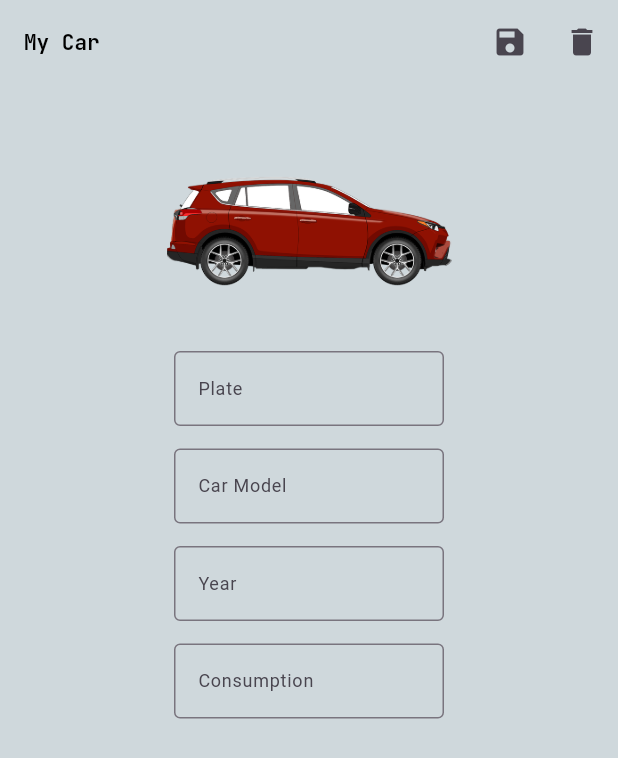
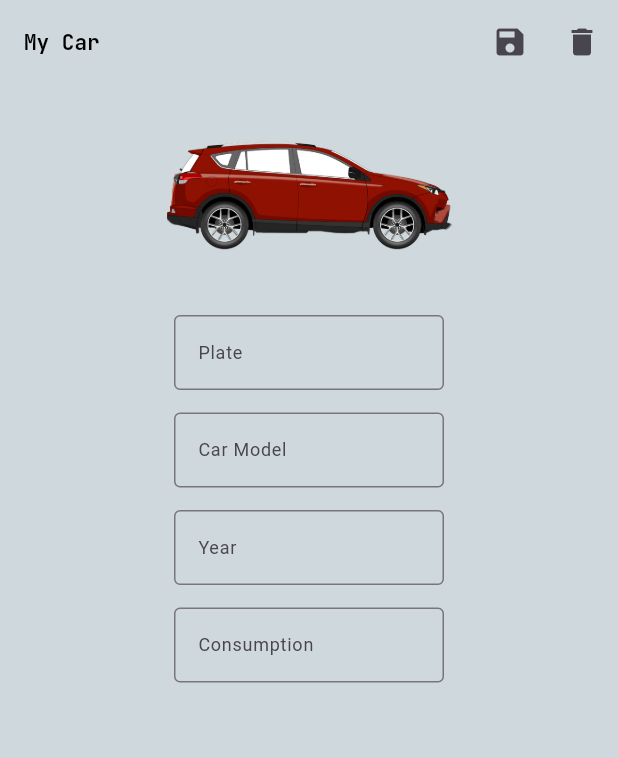
Before and after one commit to Victor-Zarzar/alcool_ou_gasolina, a Flutter app: the MyCarPage screen opened directly, on a phone screen of 412 x 824 dp. Shown: the top 758 px of the screen. Run offline on Flutter 3.47's test engine with Material 3 defaults, Android fonts, the phone set to English and light mode, and no system bars; our stand-ins replace getwidget, google_fonts, shared_preferences; accounts and stored records are empty.

Commit message:
Refactor mycar app

```diff
--- a/lib/pages/MyCar/mycar_app.dart
+++ b/lib/pages/MyCar/mycar_app.dart
@@ -17,7 +17,8 @@ class _MyCarPageState extends State<MyCarPage> {
   late final TextEditingController _plateController = TextEditingController();
   late final TextEditingController _modelController = TextEditingController();
   late final TextEditingController _yearController = TextEditingController();
-  late final TextEditingController _consumptionController = TextEditingController();
+  late final TextEditingController _consumptionController =
+      TextEditingController();
 
   @override
   void initState() {
@@ -63,11 +64,17 @@ class _MyCarPageState extends State<MyCarPage> {
 
   @override
   Widget build(BuildContext context) {
+    double myHeight = MediaQuery.of(context).size.height;
+    double myWidth = MediaQuery.of(context).size.width;
     return Consumer<UiProvider>(
       builder: (context, notifier, child) {
-        return Scaffold(
-          backgroundColor:
-              notifier.isDark ? AppTheme.secondaryColor : AppTheme.primaryColor,
+        return SizedBox(
+          height: myHeight,
+          width: myWidth,
+          child: Scaffold(
+            backgroundColor: notifier.isDark
+                ? AppTheme.secondaryColor
+                : AppTheme.primaryColor,
             appBar: AppBar(
               backgroundColor: notifier.isDark
                   ? AppTheme.secondaryColor
@@ -105,12 +112,10 @@ class _MyCarPageState extends State<MyCarPage> {
               ],
             ),
             body: SingleChildScrollView(
-            child: Padding(
-              padding: const EdgeInsets.all(8.0),
               child: Column(
                 crossAxisAlignment: CrossAxisAlignment.center,
                 children: [
-                  const SizedBox(height: 20),
+                  const SizedBox(height: 4),
                   Image.asset(
                     "assets/car.png",
                     height: 140,
```
Lines whose indentation alone changed are shown as unchanged.
